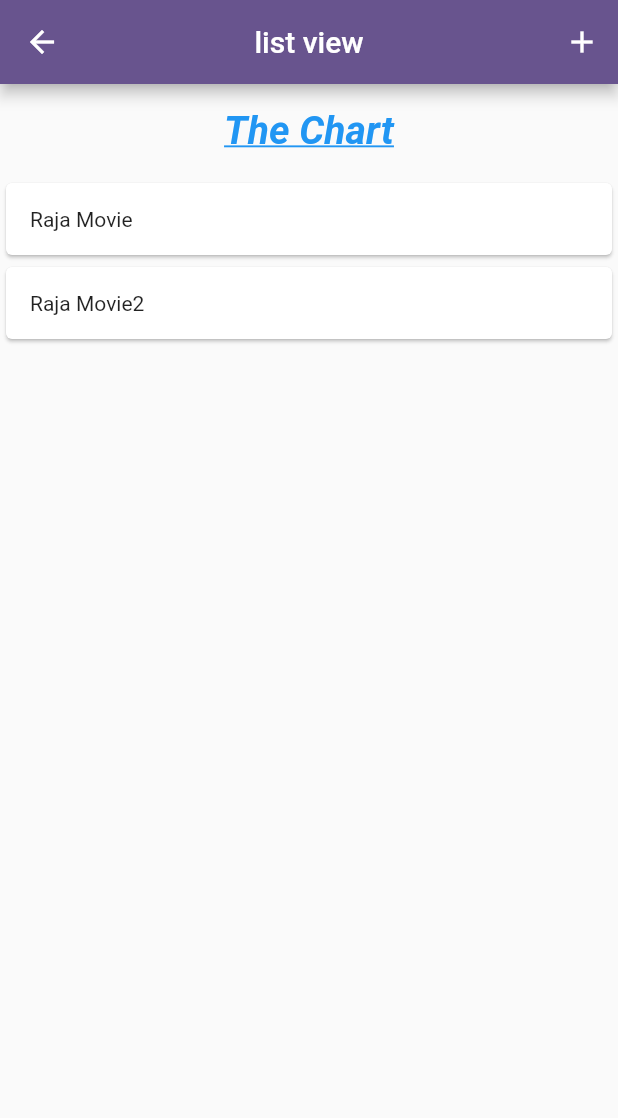
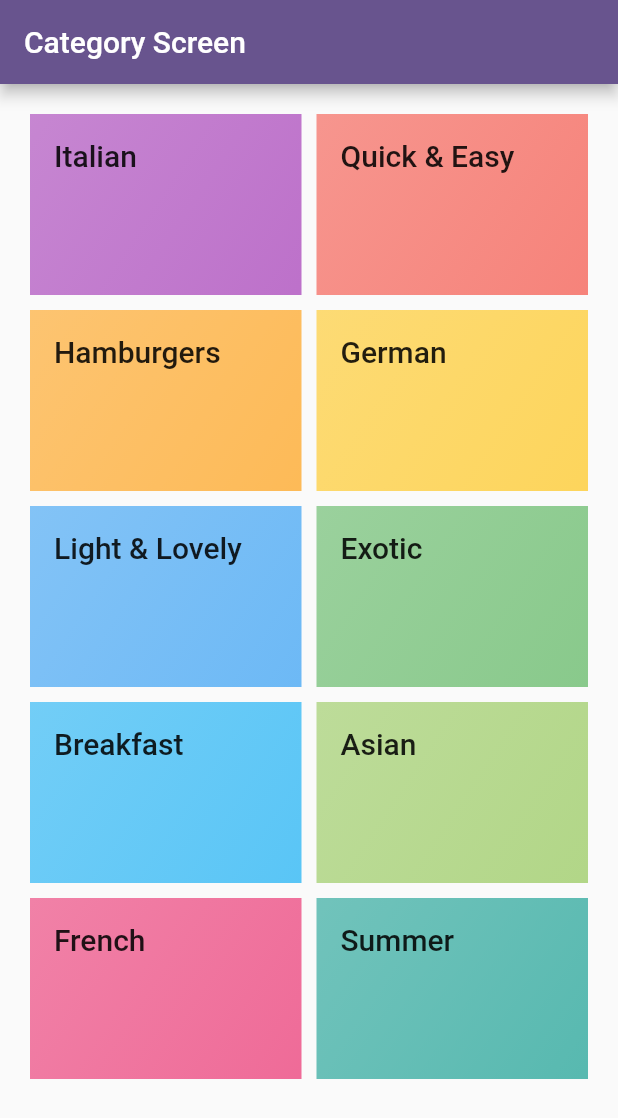
Before and after one commit to raja226/Flutter_ListView, a Flutter app: the screen it shows after launch, on a phone screen of 412 x 824 dp. Shown: the top 1118 px of the screen. Run offline on Flutter 3.47's test engine with Material 2 defaults, Android fonts, the phone set to English and light mode, and no system bars.

Commit message:
grid view

```diff
--- /dev/null
+++ b/lib/data/dummy_data.dart
@@ -0,0 +1,55 @@
+
+import 'package:flutter/material.dart';
+import 'package:quizapp/models/category.dart';
+const availableCategories = [
+  Category(
+    id: 'c1',
+    title: 'Italian',
+    color: Colors.purple,
+  ),
+  Category(
+    id: 'c2',
+    title: 'Quick & Easy',
+    color: Colors.red,
+  ),
+  Category(
+    id: 'c3',
+    title: 'Hamburgers',
+    color: Colors.orange,
+  ),
+  Category(
+    id: 'c4',
+    title: 'German',
+    color: Colors.amber,
+  ),
+  Category(
+    id: 'c5',
+    title: 'Light & Lovely',
+    color: Colors.blue,
+  ),
+  Category(
+    id: 'c6',
+    title: 'Exotic',
+    color: Colors.green,
+  ),
+  Category(
+    id: 'c7',
+    title: 'Breakfast',
+    color: Colors.lightBlue,
+  ),
+  Category(
+    id: 'c8',
+    title: 'Asian',
+    color: Colors.lightGreen,
+  ),
+  Category(
+    id: 'c9',
+    title: 'French',
+    color: Colors.pink,
+  ),
+  Category(
+    id: 'c10',
+    title: 'Summer',
+    color: Colors.teal,
+  ),
+];
--- a/lib/main.dart
+++ b/lib/main.dart
@@ -5,6 +5,7 @@ import 'package:flutter/services.dart';
 import 'package:quizapp/expeses.dart';
 import 'package:quizapp/list_ViewPage.dart';
 import 'package:quizapp/login_screen.dart';
+import 'package:quizapp/screens/categoriesscreen.dart';
 
 void main() {
 
@@ -24,7 +25,7 @@ class MyApp extends StatelessWidget {
   // This widget is the root of your application.
   @override
   Widget build(BuildContext context) {
-  final heightofscreen = MediaQuery.of(context).size.height;
+  final double heightofscreen = MediaQuery.of(context).size.height;
 
     return MaterialApp(
       debugShowCheckedModeBanner: false,
@@ -33,7 +34,7 @@ class MyApp extends StatelessWidget {
         useMaterial3: false,
       ),
       // home: const ListViewPage(),
-      home:  const Expeses(),
+      home:  const CategoriesScreen(),
     );
   }
 }
--- /dev/null
+++ b/lib/models/category.dart
@@ -0,0 +1,15 @@
+import 'package:flutter/material.dart';
+
+class Category {
+
+const Category(
+  {
+    required this.id,
+    required this.title,
+    this.color = Colors.orange,
+  }
+);
+  final String id;
+  final String title;
+  final Color color;
+}
--- /dev/null
+++ b/lib/screens/categoriesscreen.dart
@@ -0,0 +1,34 @@
+import 'package:flutter/foundation.dart';
+import 'package:flutter/material.dart';
+import 'package:quizapp/data/dummy_data.dart';
+import 'package:quizapp/widgets/category_grid_item.dart';
+
+class CategoriesScreen extends StatelessWidget
+{
+  const CategoriesScreen({super.key});
+  @override
+  Widget build(BuildContext context) {
+    return Scaffold(
+      appBar: AppBar(
+        title: const Text("Category Screen"),
+
+      ),
+
+      body:  Padding(
+        padding: const EdgeInsets.all(20.0),
+        child: GridView(
+          gridDelegate: const SliverGridDelegateWithFixedCrossAxisCount(
+          crossAxisCount: 2,
+           childAspectRatio: 3/2,
+           crossAxisSpacing: 10,
+           mainAxisSpacing: 10,
+           ),
+            children:  [
+              for(final category in availableCategories)
+              CategoryGridItem(categoryList: category)
+        ],
+        ),
+      ),
+    );
+  }
+}
--- /dev/null
+++ b/lib/widgets/category_grid_item.dart
@@ -0,0 +1,32 @@
+import 'package:flutter/material.dart';
+import 'package:flutter/widgets.dart';
+import 'package:quizapp/models/category.dart';
+
+class CategoryGridItem extends StatelessWidget
+{
+  const CategoryGridItem({super.key, required this.categoryList});
+  final Category categoryList;
+  @override
+  Widget build(BuildContext context) {
+    return Container(
+padding: const EdgeInsets.all(16),
+decoration: BoxDecoration(
+  gradient: LinearGradient(
+    colors: [
+    categoryList.color.withOpacity(0.55),
+    categoryList.color.withOpacity(0.65),
+    ],
+    begin: Alignment.topLeft,
+    end:  Alignment.bottomRight,
+
+  ),
+),
+child: Text(
+  categoryList.title,
+  style: Theme.of(context).textTheme.titleLarge,
+  ),
+
+    );
+
+  }
+}
```
